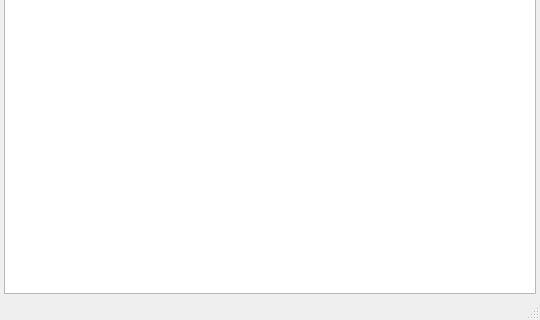
Qt form mainwindow.ui (robertpharries/Bible) before a commit; both pictures show x 0 to 540 and y 320 to 640 of the 540 by 640 pixel window.
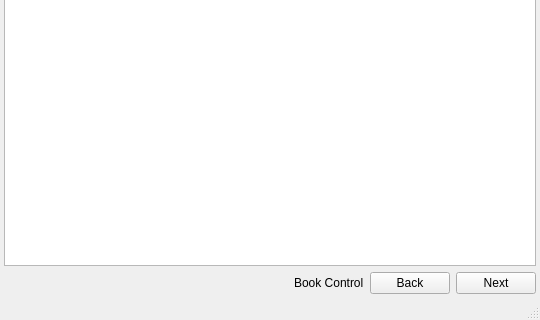
The same form after that commit.

Commit message: Changed ui to only display one book at a time, improved load times. Added functions to change the displayed book and navigation buttons, along with modifing search to change to the relevant book before moving cursor to the line

Patch:
```diff
--- a/mainwindow.ui
+++ b/mainwindow.ui
@@ -34,7 +34,61 @@
      <number>4</number>
     </property>
     <item>
-     <widget class="QTextEdit" name="bibleText"/>
+     <layout class="QVBoxLayout" name="verticalLayout">
+      <item>
+       <widget class="QTextEdit" name="bibleText"/>
+      </item>
+      <item>
+       <layout class="QHBoxLayout" name="horizontalLayout_2">
+        <item>
+         <spacer name="horizontalSpacer">
+          <property name="orientation">
+           <enum>Qt::Horizontal</enum>
+          </property>
+          <property name="sizeHint" stdset="0">
+           <size>
+            <width>40</width>
+            <height>20</height>
+           </size>
+          </property>
+         </spacer>
+        </item>
+        <item>
+         <widget class="QLabel" name="bookLabel">
+          <property name="text">
+           <string>Book Control</string>
+          </property>
+         </widget>
+        </item>
+        <item>
+         <widget class="QPushButton" name="bookCtrlBack">
+          <property name="sizePolicy">
+           <sizepolicy hsizetype="Maximum" vsizetype="Fixed">
+            <horstretch>0</horstretch>
+            <verstretch>0</verstretch>
+           </sizepolicy>
+          </property>
+          <property name="text">
+           <string>Back</string>
+          </property>
+         </widget>
+        </item>
+        <item>
+         <widget class="QPushButton" name="bookCtrlNext">
+          <property name="sizePolicy">
+           <sizepolicy hsizetype="Maximum" vsizetype="Fixed">
+            <horstretch>0</horstretch>
+            <verstretch>0</verstretch>
+           </sizepolicy>
+          </property>
+          <property name="text">
+           <string>Next</string>
+          </property>
+         </widget>
+        </item>
+       </layout>
+      </item>
+     </layout>
     </item>
    </layout>
   </widget>
```
The commit also changes 5 other files.
